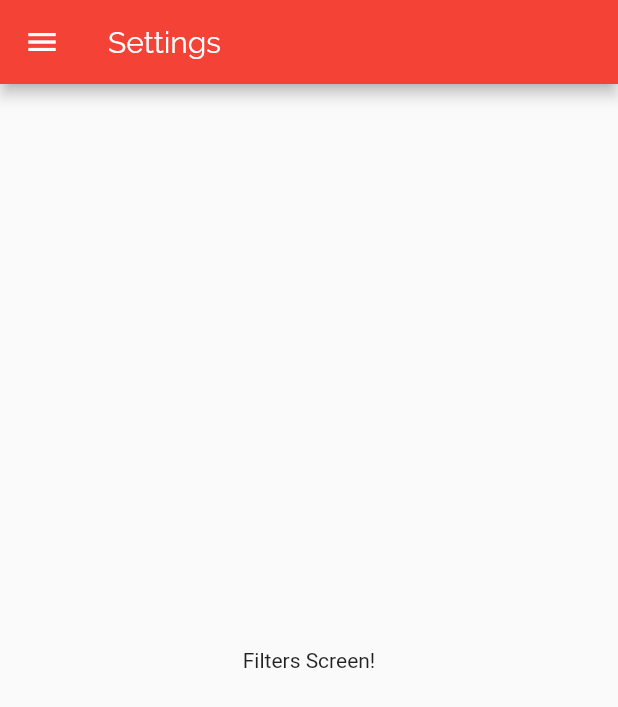
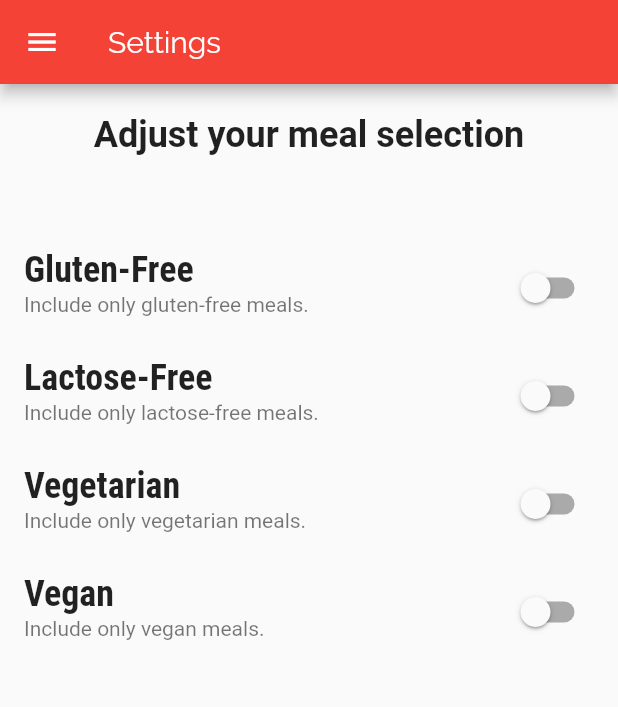
Before and after one commit to poolGolez/lamoy, a Flutter app: the FiltersScreen screen opened by its route, on a phone screen of 412 x 824 dp. Shown: the top 707 px of the screen. Run offline on Flutter 3.47's test engine with Material 2 defaults, Android fonts, the phone set to English and light mode, and no system bars.

Commit message:
Initial filters screen

```diff
--- a/lib/screen/filters_screen.dart
+++ b/lib/screen/filters_screen.dart
@@ -1,8 +1,33 @@
 import 'package:flutter/material.dart';
 import 'package:lamoy/screen/main_drawer.dart';
 
-class FiltersScreen extends StatelessWidget {
+class FiltersScreen extends StatefulWidget {
   static const ROUTE_NAME = '/filters';
+
+  @override
+  _FiltersScreenState createState() => _FiltersScreenState();
+}
+
+class _FiltersScreenState extends State<FiltersScreen> {
+  var _glutenFree = false;
+  var _lactoseFree = false;
+  var _vegan = false;
+  var _vegetarian = false;
+
+  Widget _settingSwitch({
+    String title,
+    String description,
+    bool value,
+    Function handler,
+  }) {
+    return SwitchListTile(
+      title: Text(title, style: Theme.of(context).textTheme.headline6),
+      subtitle: Text(description),
+      value: value,
+      onChanged: handler,
+    );
+  }
+
   @override
   Widget build(BuildContext context) {
     return Scaffold(
@@ -11,7 +36,57 @@ class FiltersScreen extends StatelessWidget {
       ),
       drawer: MainDrawer(),
       body: Center(
-        child: Text('Filters Screen!'),
+        child: Column(
+          children: <Widget>[
+            Container(
+              height: 100,
+              padding: const EdgeInsets.all(20),
+              child: Text("Adjust your meal selection",
+                  style: TextStyle(
+                    fontSize: 24,
+                    fontWeight: FontWeight.bold,
+                  )),
+            ),
+            Expanded(
+              child: ListView(
+                children: <Widget>[
+                  _settingSwitch(
+                    title: 'Gluten-Free',
+                    description: 'Include only gluten-free meals.',
+                    value: _glutenFree,
+                    handler: (newValue) => setState(() {
+                      _glutenFree = newValue;
+                    }),
+                  ),
+                  _settingSwitch(
+                    title: 'Lactose-Free',
+                    description: 'Include only lactose-free meals.',
+                    value: _lactoseFree,
+                    handler: (newValue) => setState(() {
+                      _lactoseFree = newValue;
+                    }),
+                  ),
+                  _settingSwitch(
+                    title: 'Vegetarian',
+                    description: 'Include only vegetarian meals.',
+                    value: _vegetarian,
+                    handler: (newValue) => setState(() {
+                      _vegetarian = newValue;
+                    }),
+                  ),
+                  _settingSwitch(
+                    title: 'Vegan',
+                    description: 'Include only vegan meals.',
+                    value: _vegan,
+                    handler: (newValue) => setState(() {
+                      _vegan = newValue;
+                    }),
+                  ),
+                ],
+              ),
+            )
+          ],
+        ),
       ),
     );
   }
```
